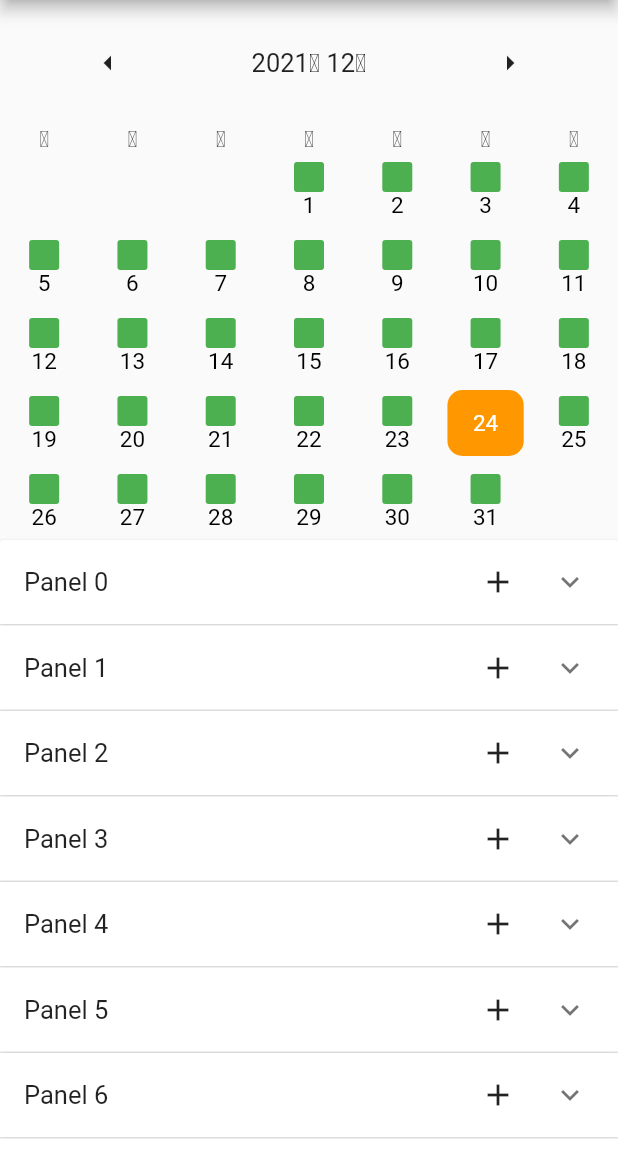
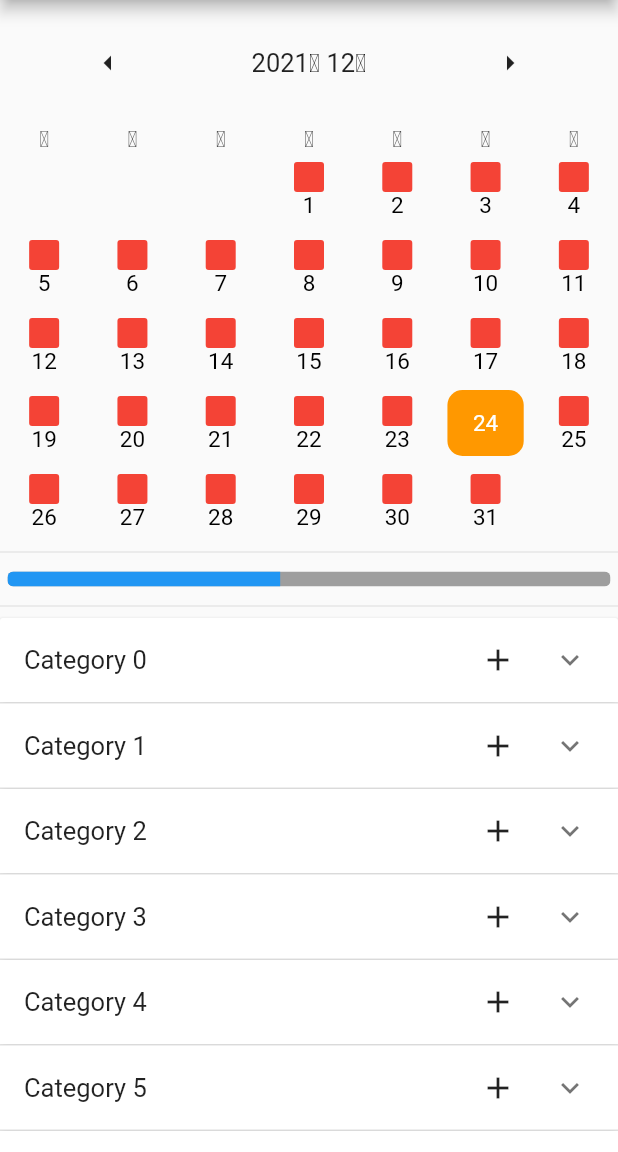
Before and after one commit to asd147asd147/TodoRate, a Flutter app: the screen it shows after launch, on a phone screen of 412 x 824 dp, the part 84-1236 px from its top. Run offline on Flutter 3.47's test engine with Material 2 defaults, Android fonts, the phone set to English and light mode, and no system bars; drawn by our look-alikes of table_calendar.

```diff
--- a/lib/calendar.dart
+++ b/lib/calendar.dart
@@ -108,7 +108,7 @@ class _MainCalendarState extends State<MainCalendar> {
                                                 height: 20,
                                                 width: 20,
                                                 decoration: BoxDecoration(
-                                                        color: Colors.green,
+                                                        color: Colors.red,
                                                         borderRadius: BorderRadius.circular(2.0)),
                                         ),
                                         Text(
--- a/lib/mainListView.dart
+++ b/lib/mainListView.dart
@@ -23,8 +23,8 @@ class Item {
 List<Item> generateItems(int numberOfItems) {
     return List<Item>.generate(numberOfItems, (int index) {
         return Item(
-                headerValue: 'Panel $index',
-                expandedValue: 'This is item number $index',
+                headerValue: 'Category $index',
+                expandedValue: 'This is todo number $index',
         );
     });
 }
@@ -110,8 +110,24 @@ class _MainListViewState extends State<MainListView> {
     @override
     Widget build(BuildContext context) {
         return SingleChildScrollView(
-                child: Container(
-                        child: _buildPanel(),
+                child: Column(
+                        children: [
+                            Divider(),
+                            Container(
+                                    margin: EdgeInsets.all(5),
+                                    height: 10,
+                                    child:  ClipRRect(
+                                            borderRadius: BorderRadius.all(Radius.circular(4)),
+                                            child: LinearProgressIndicator(
+                                                    value: 0.4522,
+                                                    backgroundColor: Colors.grey,
+                                            ),
+                                    ),
+                            ),
+                            Divider(),
+                            Container(
+                                    child: _buildPanel(),
+                            ),],
                 ),
         );
     }
```
